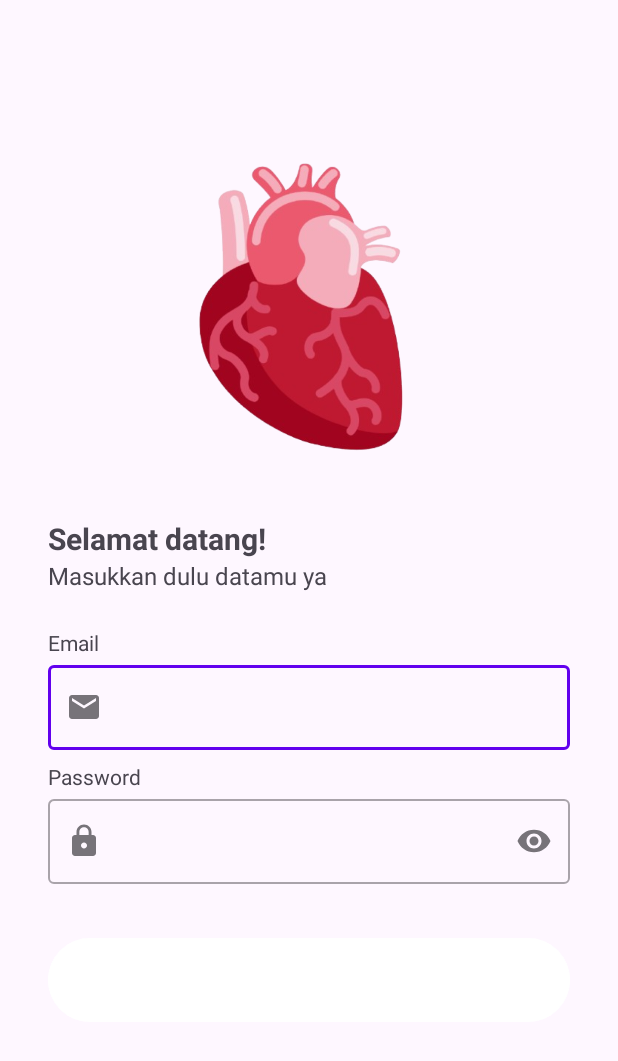
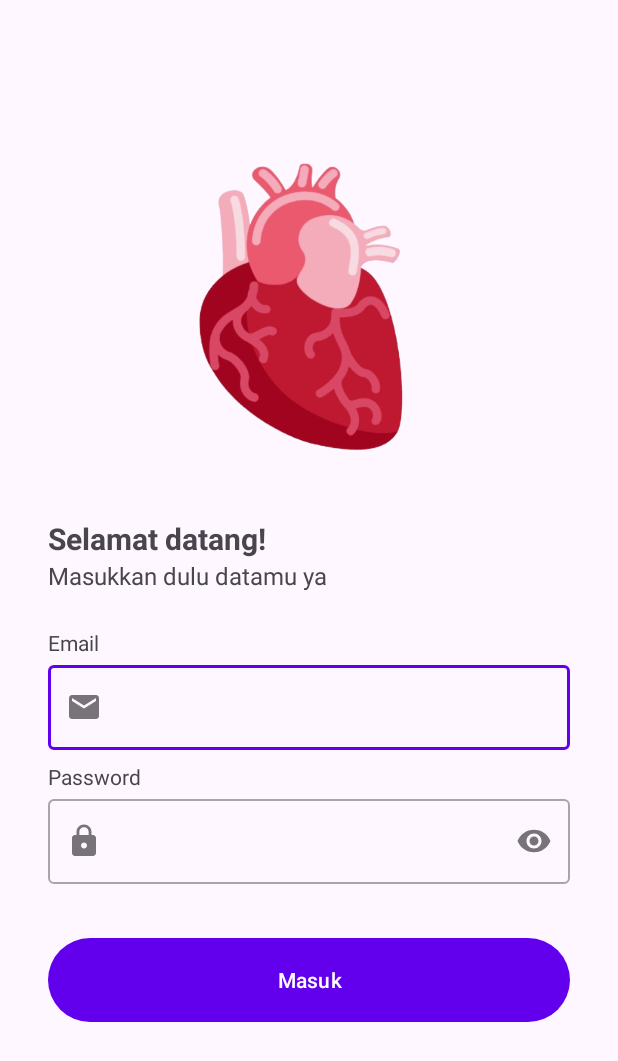
Before and after one commit to nadifahisma10/Heartivy, an Android app: the LoginActivity screen opened directly, with no data from a screen before it, on a phone screen of 412 x 824 dp. Shown: the top 1061 px of the screen. Run offline under Robolectric (Android 15) with nearby library versions, the phone set to English and light mode, and no system bars.

Commit message:
activity_login.xml

```diff
--- a/app/src/main/res/layout/activity_login.xml
+++ b/app/src/main/res/layout/activity_login.xml
@@ -129,7 +129,6 @@
         android:layout_marginTop="32dp"
         android:layout_marginEnd="32dp"
         android:alpha="0"
-        android:backgroundTint="@color/white"
         android:text="@string/login"
         app:layout_constraintEnd_toEndOf="parent"
         app:layout_constraintStart_toStartOf="parent"
```
